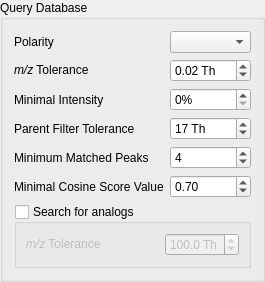
The window that lib/ui/widgets/databases_options_widget.ui (metgem/metgem) describes before a commit, drawn with Qt 5.
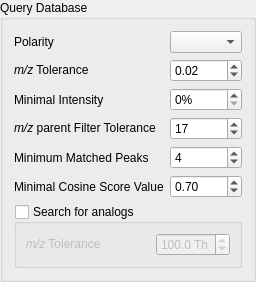
The same window after the commit.

Commit message: Tune parameters widgets and ProcessMgfDialog

```diff
--- a/lib/ui/widgets/databases_options_widget.ui
+++ b/lib/ui/widgets/databases_options_widget.ui
@@ -6,7 +6,7 @@
    <rect>
     <x>0</x>
     <y>0</y>
-    <width>229</width>
+    <width>230</width>
     <height>240</height>
    </rect>
   </property>
@@ -126,7 +126,7 @@
    <item row="3" column="0">
     <widget class="QLabel" name="label_5">
      <property name="text">
-      <string>Parent Filter Tolerance</string>
+      <string>&lt;i&gt;m/z&lt;/i&gt; parent Filter Tolerance</string>
      </property>
     </widget>
    </item>
@@ -136,7 +136,7 @@
       <bool>true</bool>
      </property>
      <property name="suffix">
-      <string> Th</string>
+      <string/>
      </property>
      <property name="maximum">
       <double>100.000000000000000</double>
@@ -155,7 +155,7 @@
       <bool>true</bool>
      </property>
      <property name="suffix">
-      <string> Th</string>
+      <string/>
      </property>
      <property name="maximum">
       <number>100</number>
```
Left out of the diff: 2 changed lines with no effect on the pictures. The commit also changes 4 other files.
